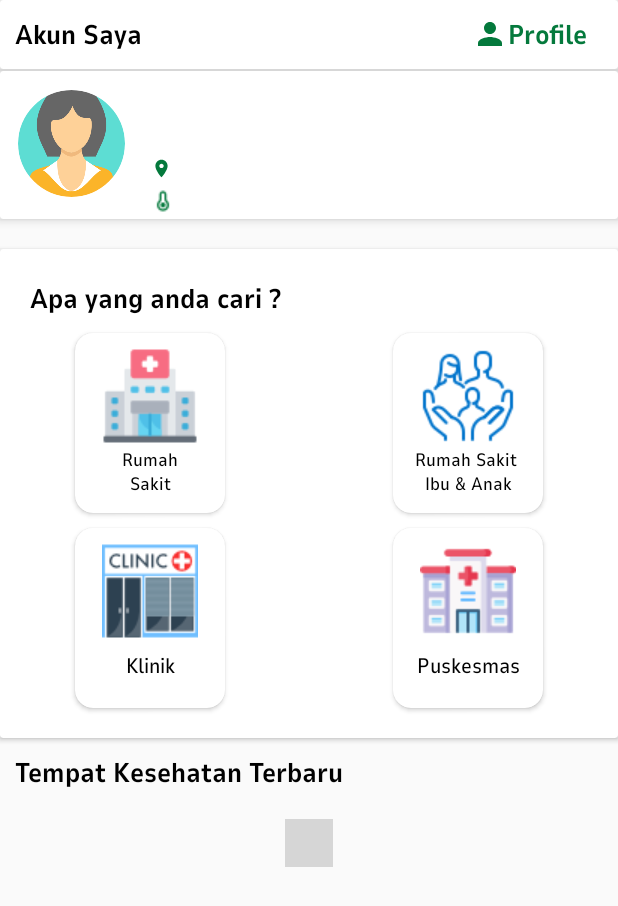
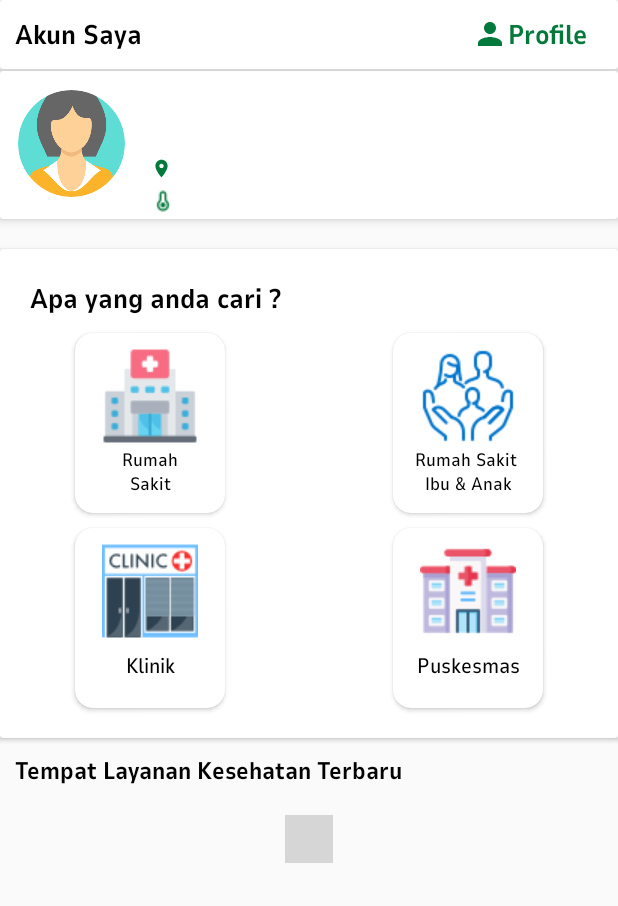
Before and after one commit to hartawan6794/giskesehatan, an Android app: the DashboardActivity screen opened directly, with no data from a screen before it, on a phone screen of 412 x 824 dp. Shown: the top 906 px of the screen. Run offline under Robolectric (Android 15) with nearby library versions, the phone set to English and light mode, and no system bars; our stand-ins replace CircleImageView; libraries missing offline, so code that uses them is left out: ru.tinkoff.scrollingpagerindicator; plain views replace ScrollingPagerIndicator; network calls fail; pictures from the network do not load; 3 statements that could not run were skipped; grey boxes are pictures that could not be loaded.

Commit message:
beberapa perbaikan

```diff
--- a/app/src/main/java/com/example/giskesehatan/Activitys/TujuanActivity.java
+++ b/app/src/main/java/com/example/giskesehatan/Activitys/TujuanActivity.java
@@ -201,7 +201,7 @@ public class TujuanActivity extends AppCompatActivity implements OnMapReadyCallb
 
     }
 
-    public void getRoutes(LatLng currentLocation, LatLng destination, GoogleMap googleMap) {
+    public void getRoutes(@NonNull LatLng currentLocation, LatLng destination, GoogleMap googleMap) {
 
         HttpLoggingInterceptor loggingInterceptor = new HttpLoggingInterceptor();
         loggingInterceptor.setLevel(HttpLoggingInterceptor.Level.BODY);
--- a/app/src/main/res/layout/activity_dashboard.xml
+++ b/app/src/main/res/layout/activity_dashboard.xml
@@ -320,9 +320,9 @@
                 android:layout_height="wrap_content"
                 android:fontFamily="@font/nunito_bold"
                 android:padding="10dp"
-                android:text="Tempat Kesehatan Terbaru"
+                android:text="Tempat Layanan Kesehatan Terbaru"
                 android:textColor="@color/black"
-                android:textSize="18sp"
+                android:textSize="16sp"
                 app:layout_constraintEnd_toEndOf="parent"
                 app:layout_constraintStart_toStartOf="parent"
                 app:layout_constraintTop_toBottomOf="@id/cv_menu" />
```
